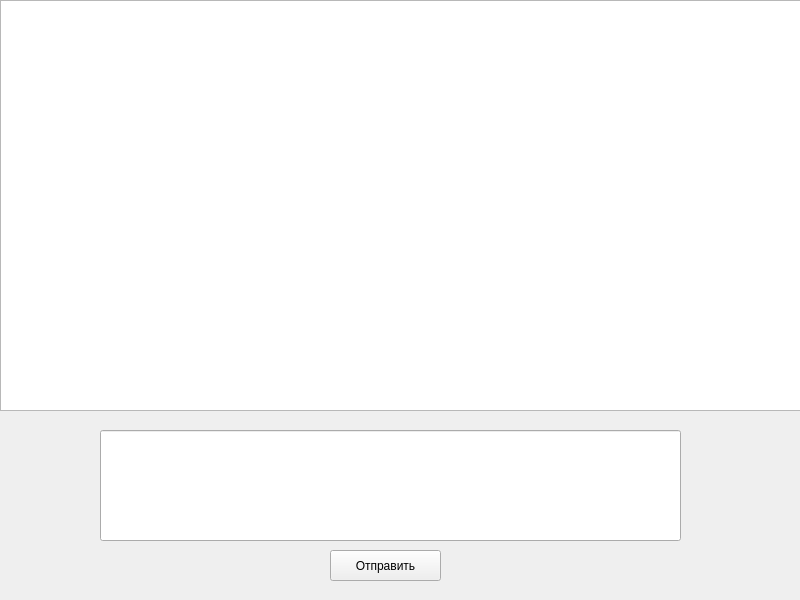
First picture: the form in include/mainwindow.ui, repository NekitEfanov/chat_Client, before the edit.
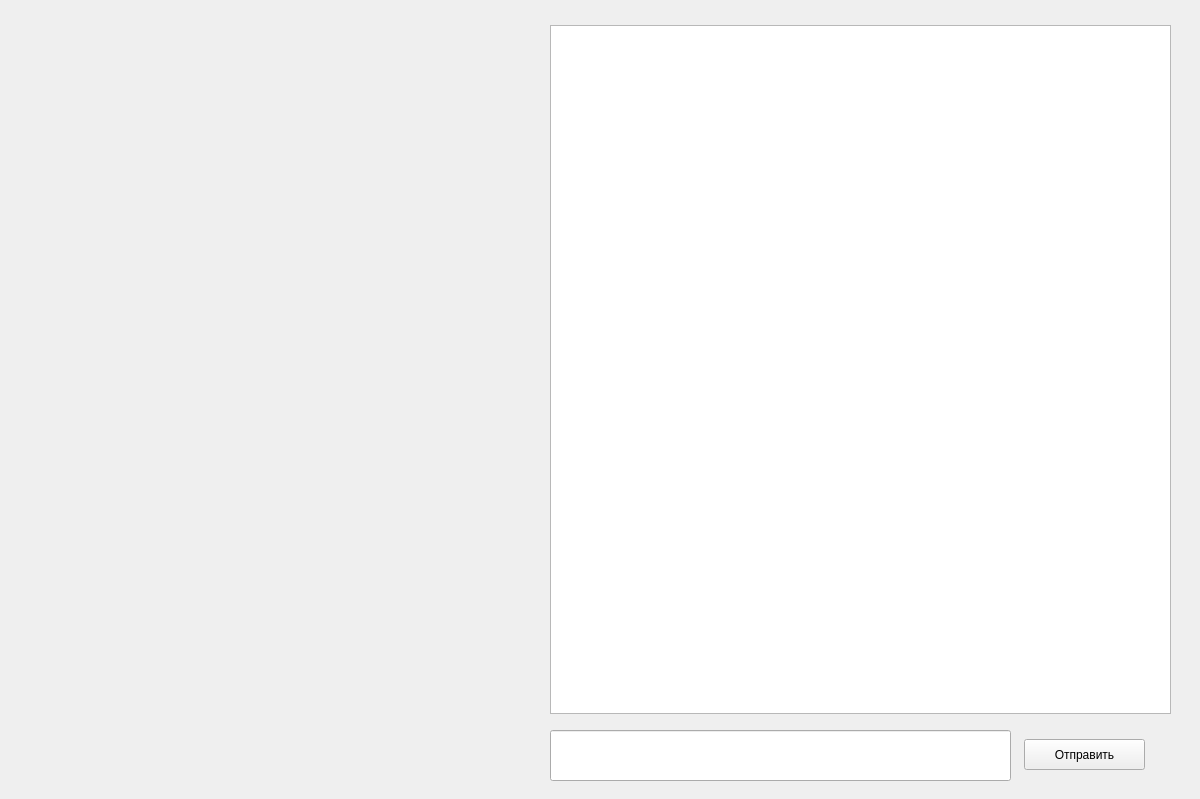
Second picture: the form after the edit.

```diff
--- a/include/mainwindow.ui
+++ b/include/mainwindow.ui
@@ -6,8 +6,8 @@
    <rect>
     <x>0</x>
     <y>0</y>
-    <width>800</width>
-    <height>600</height>
+    <width>1200</width>
+    <height>799</height>
    </rect>
   </property>
   <property name="windowTitle">
@@ -17,9 +17,9 @@
    <widget class="QPushButton" name="setTextChatButton">
     <property name="geometry">
      <rect>
-      <x>330</x>
-      <y>550</y>
-      <width>111</width>
+      <x>1024</x>
+      <y>739</y>
+      <width>121</width>
       <height>31</height>
      </rect>
     </property>
@@ -30,8 +30,8 @@
    <widget class="QLabel" name="connected_status">
     <property name="geometry">
      <rect>
-      <x>20</x>
-      <y>550</y>
+      <x>0</x>
+      <y>-5</y>
       <width>261</width>
       <height>41</height>
      </rect>
@@ -48,24 +48,34 @@
      <string/>
     </property>
    </widget>
-   <widget class="QLineEdit" name="setTextChatLine">
-    <property name="geometry">
-     <rect>
-      <x>100</x>
-      <y>430</y>
-      <width>581</width>
-      <height>111</height>
-     </rect>
-    </property>
-   </widget>
    <widget class="QTextEdit" name="chat">
     <property name="geometry">
      <rect>
-      <x>0</x>
-      <y>0</y>
-      <width>801</width>
-      <height>411</height>
+      <x>550</x>
+      <y>25</y>
+      <width>621</width>
+      <height>689</height>
      </rect>
+    </property>
+    <property name="font">
+     <font>
+      <pointsize>11</pointsize>
+     </font>
+    </property>
+   </widget>
+   <widget class="QLineEdit" name="setTextChatLine">
+    <property name="geometry">
+     <rect>
+      <x>550</x>
+      <y>730</y>
+      <width>461</width>
+      <height>51</height>
+     </rect>
+    </property>
+    <property name="font">
+     <font>
+      <pointsize>11</pointsize>
+     </font>
     </property>
    </widget>
    <zorder>setTextChatButton</zorder>
```
Left out of the diff: 2 changed lines with no effect on the pictures.
